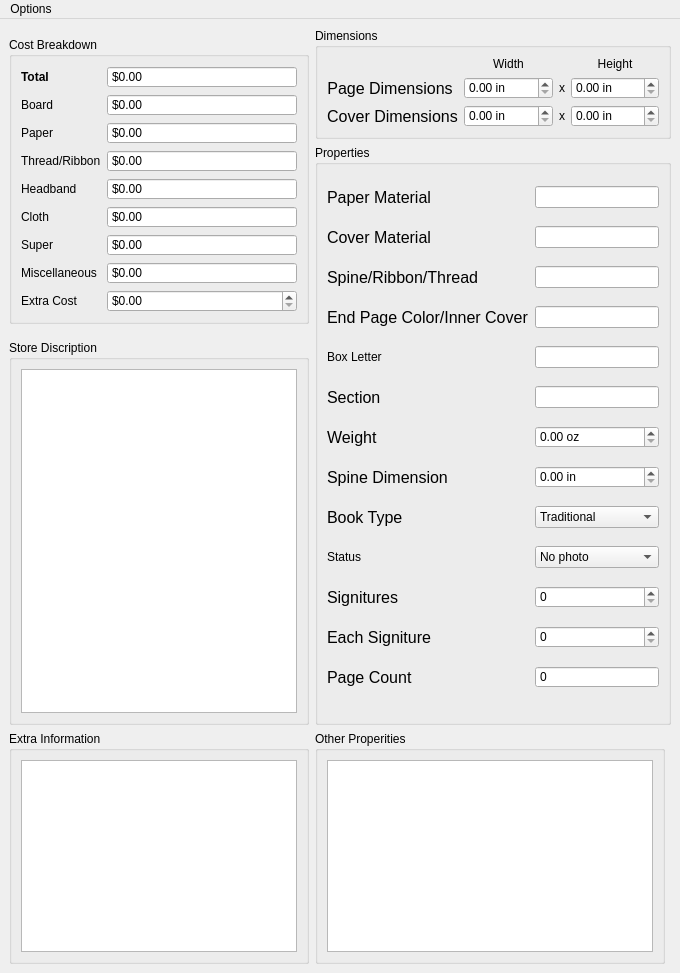
farinc/book-tracker, file mainwindow.ui: the form before one commit.
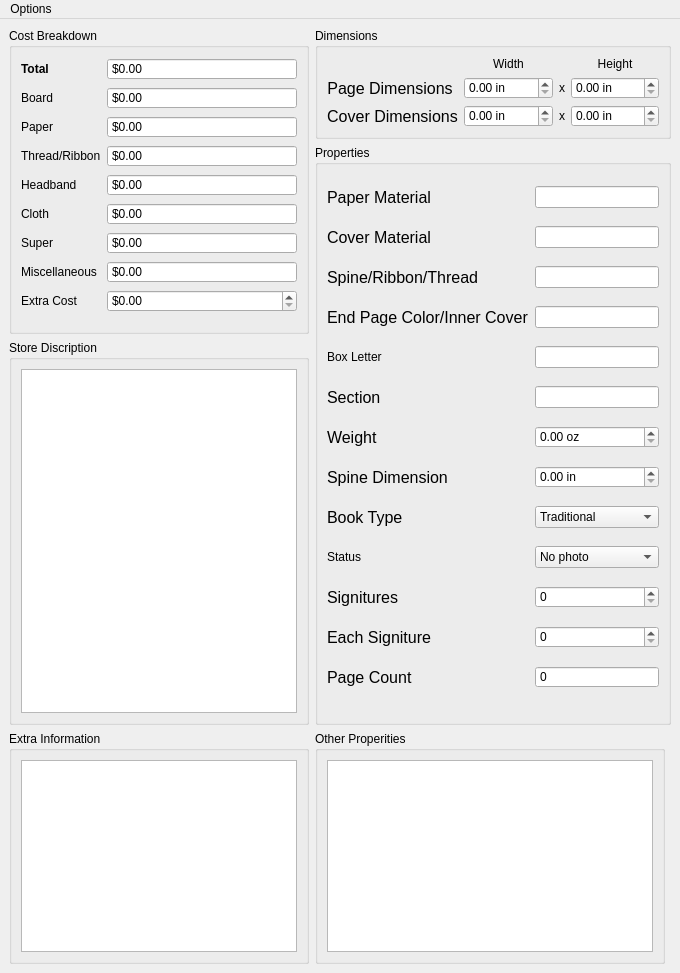
The form after the commit. Icons and pictures are not drawn.

Diff of the .ui file:
```diff
--- a/mainwindow.ui
+++ b/mainwindow.ui
@@ -200,7 +200,7 @@
     <item row="1" column="0" rowspan="2">
      <widget class="QGroupBox" name="groupBox">
       <property name="sizePolicy">
-       <sizepolicy hsizetype="Minimum" vsizetype="Maximum">
+       <sizepolicy hsizetype="Minimum" vsizetype="MinimumExpanding">
         <horstretch>0</horstretch>
         <verstretch>0</verstretch>
        </sizepolicy>
```
Left out of the diff: 58 changed lines with no effect on the pictures.
